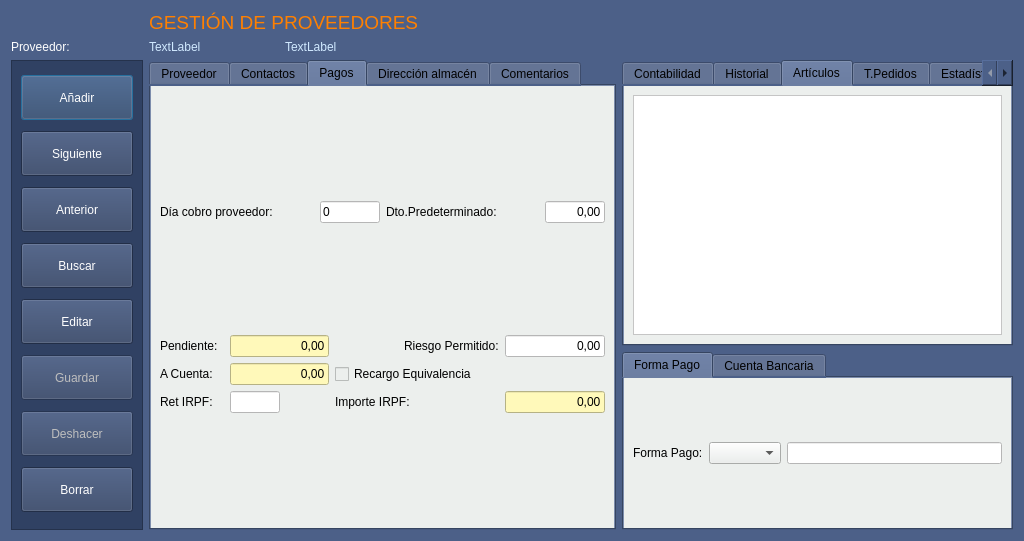
This is Zona_Compras/frmproveedores.ui in arcnexus/RedFoX as Qt 5 draws it before an edit. The edited form follows.
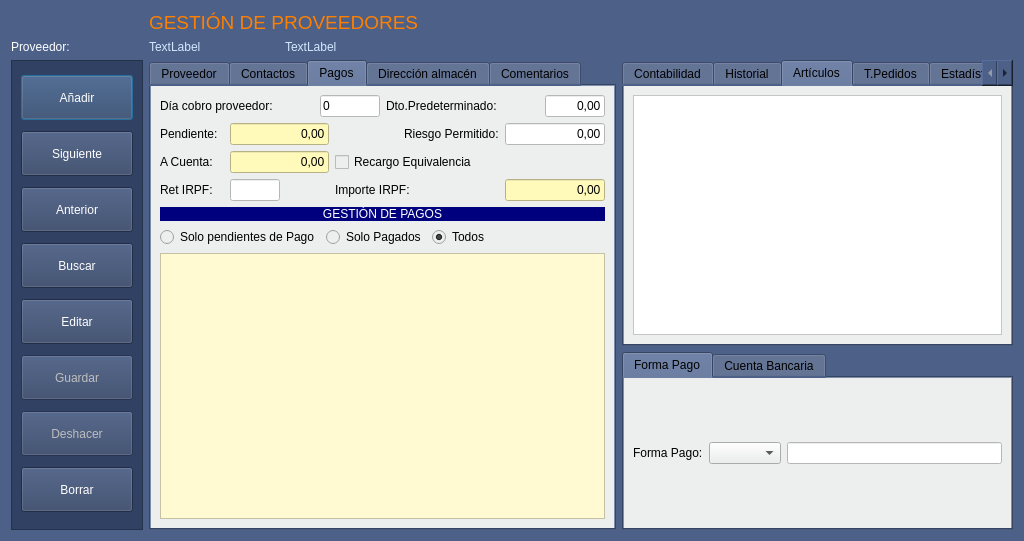
This is the edited form. The open tabs and pages were chosen to show the change. Icons and pictures are not drawn. Custom widgets are drawn as their Qt base class.

Commit message: tablas complementarias  proveedores - deudas proveedores

What changed in the file:
```diff
--- a/Zona_Compras/frmproveedores.ui
+++ b/Zona_Compras/frmproveedores.ui
@@ -869,60 +869,7 @@
        <string>Pagos</string>
       </attribute>
       <layout class="QGridLayout" name="gridLayout_5">
-       <item row="0" column="0">
-        <layout class="QHBoxLayout" name="horizontalLayout_2">
-         <item>
-          <widget class="QLabel" name="label_40">
-           <property name="text">
-            <string>Día cobro proveedor:</string>
-           </property>
-          </widget>
-         </item>
-         <item>
-          <widget class="QLineEdit" name="txtnDiaCobro">
-           <property name="maximumSize">
-            <size>
-             <width>60</width>
-             <height>16777215</height>
-            </size>
-           </property>
-           <property name="styleSheet">
-            <string notr="true">background-color: rgb(255, 255, 255);</string>
-           </property>
-           <property name="text">
-            <string>0</string>
-           </property>
-          </widget>
-         </item>
-         <item>
-          <widget class="QLabel" name="label_41">
-           <property name="text">
-            <string>Dto.Predeterminado:</string>
-           </property>
-          </widget>
-         </item>
-         <item>
-          <widget class="QLineEdit" name="txtnDto">
-           <property name="maximumSize">
-            <size>
-             <width>60</width>
-             <height>16777215</height>
-            </size>
-           </property>
-           <property name="styleSheet">
-            <string notr="true">background-color: rgb(255, 255, 255);</string>
-           </property>
-           <property name="text">
-            <string>0,00</string>
-           </property>
-           <property name="alignment">
-            <set>Qt::AlignRight|Qt::AlignTrailing|Qt::AlignVCenter</set>
-           </property>
-          </widget>
-         </item>
-        </layout>
-       </item>
-       <item row="1" column="0">
+       <item row="1" column="0" colspan="4">
         <layout class="QGridLayout" name="gridLayout_3">
          <item row="0" column="0">
           <widget class="QLabel" name="label_36">
@@ -1069,6 +1016,105 @@
          </item>
         </layout>
        </item>
+       <item row="4" column="0" colspan="4">
+        <widget class="QTableView" name="tablaPagos">
+         <property name="styleSheet">
+          <string notr="true">background-color: rgb(255, 250, 210);
+alternate-background-color: rgb(255, 255, 255);</string>
+         </property>
+        </widget>
+       </item>
+       <item row="3" column="2">
+        <widget class="QRadioButton" name="radioButton_2">
+         <property name="text">
+          <string>Todos</string>
+         </property>
+         <property name="checked">
+          <bool>true</bool>
+         </property>
+        </widget>
+       </item>
+       <item row="3" column="1">
+        <widget class="QRadioButton" name="radioButton_3">
+         <property name="text">
+          <string>Solo Pagados</string>
+         </property>
+        </widget>
+       </item>
+       <item row="3" column="0">
+        <widget class="QRadioButton" name="radioButton">
+         <property name="text">
+          <string>Solo pendientes de Pago</string>
+         </property>
+        </widget>
+       </item>
+       <item row="0" column="0" colspan="4">
+        <layout class="QHBoxLayout" name="horizontalLayout_2">
+         <item>
+          <widget class="QLabel" name="label_40">
+           <property name="text">
+            <string>Día cobro proveedor:</string>
+           </property>
+          </widget>
+         </item>
+         <item>
+          <widget class="QLineEdit" name="txtnDiaCobro">
+           <property name="maximumSize">
+            <size>
+             <width>60</width>
+             <height>16777215</height>
+            </size>
+           </property>
+           <property name="styleSheet">
+            <string notr="true">background-color: rgb(255, 255, 255);</string>
+           </property>
+           <property name="text">
+            <string>0</string>
+           </property>
+          </widget>
+         </item>
+         <item>
+          <widget class="QLabel" name="label_41">
+           <property name="text">
+            <string>Dto.Predeterminado:</string>
+           </property>
+          </widget>
+         </item>
+         <item>
+          <widget class="QLineEdit" name="txtnDto">
+           <property name="maximumSize">
+            <size>
+             <width>60</width>
+             <height>16777215</height>
+            </size>
+           </property>
+           <property name="styleSheet">
+            <string notr="true">background-color: rgb(255, 255, 255);</string>
+           </property>
+           <property name="text">
+            <string>0,00</string>
+           </property>
+           <property name="alignment">
+            <set>Qt::AlignRight|Qt::AlignTrailing|Qt::AlignVCenter</set>
+           </property>
+          </widget>
+         </item>
+        </layout>
+       </item>
+       <item row="2" column="0" colspan="4">
+        <widget class="QLabel" name="label_63">
+         <property name="styleSheet">
+          <string notr="true">background-color: rgb(0, 0, 127);
+color: rgb(255, 255, 255);</string>
+         </property>
+         <property name="text">
+          <string>GESTIÓN DE PAGOS</string>
+         </property>
+         <property name="alignment">
+          <set>Qt::AlignCenter</set>
+         </property>
+        </widget>
+       </item>
       </layout>
      </widget>
      <widget class="QWidget" name="tab_15">
```
Left out of the diff: 19 changed lines with no effect on the pictures. The commit also changes 5 other files.
